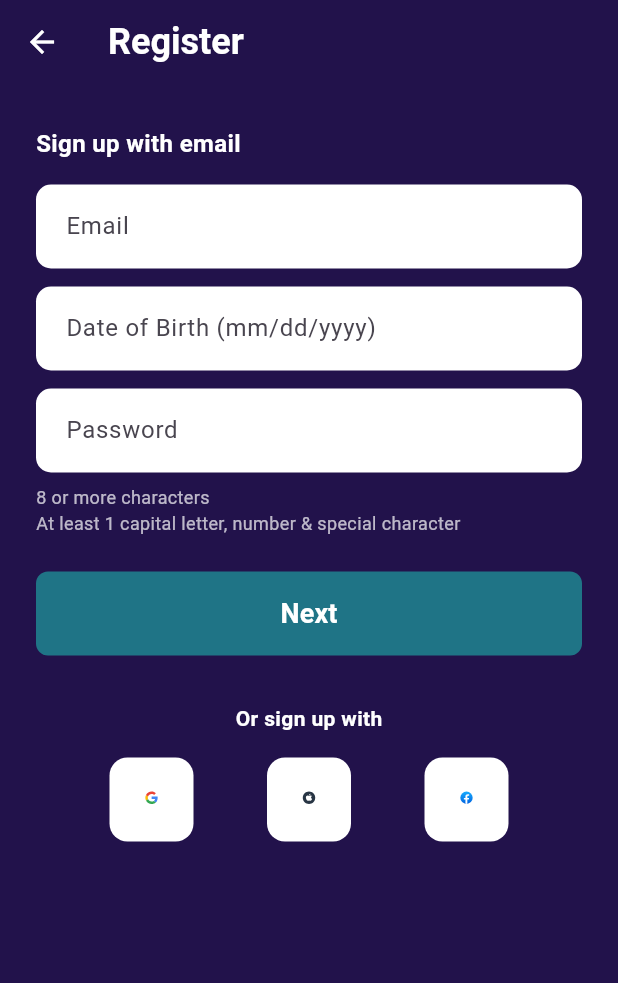
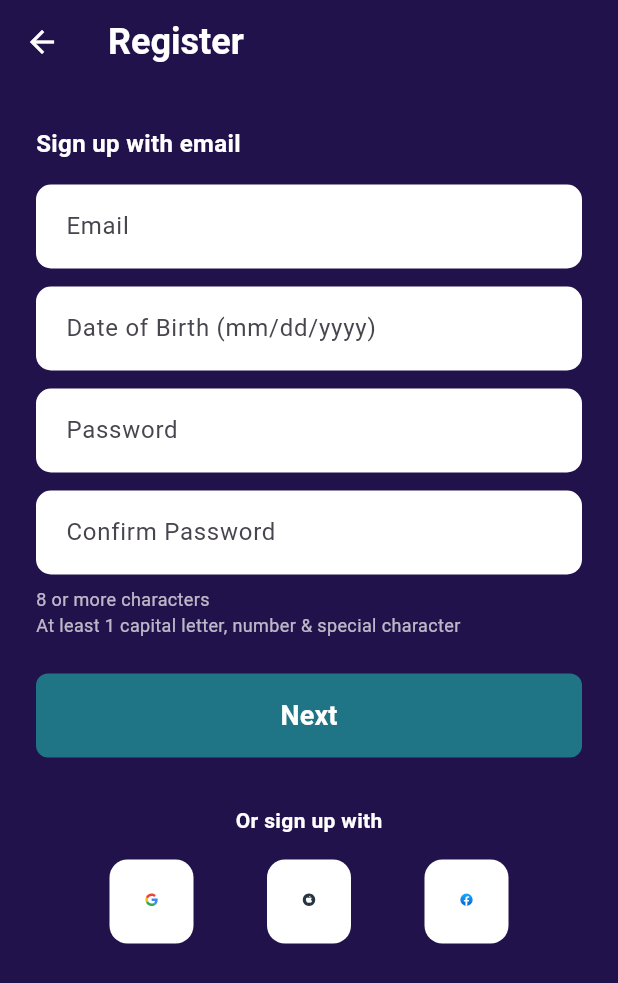
Before and after one commit to Betchya/betchya_frontend, a Flutter app: the SignUpScreen screen opened directly, on a phone screen of 412 x 824 dp. Shown: the top 983 px of the screen. Run offline on Flutter 3.47's test engine with Material 3 defaults, Android fonts, the phone set to English and light mode, and no system bars; our stand-ins replace flutter_riverpod, flutter_svg, formz, riverpod_annotation, supabase_flutter; accounts and stored records are empty; generated files the repository leaves out were written again.

Commit message:
add confirm password

```diff
--- /dev/null
+++ b/lib/features/auth/models/confirm_password_input.dart
@@ -0,0 +1,13 @@
+import 'package:formz/formz.dart';
+
+/// Validation logic for confirm password field.
+class ConfirmPasswordInput extends FormzInput<String, String> {
+  final String password;
+  const ConfirmPasswordInput.pure({this.password = ''}) : super.pure('');
+  const ConfirmPasswordInput.dirty({required this.password, String value = ''}) : super.dirty(value);
+
+  @override
+  String? validator(String value) {
+    return value.isEmpty || value != password ? 'Passwords do not match' : null;
+  }
+}
--- a/lib/features/auth/presentation/signup_screen.dart
+++ b/lib/features/auth/presentation/signup_screen.dart
@@ -105,6 +105,26 @@ class _SignUpScreenState extends ConsumerState<SignUpScreen> {
                     const EdgeInsets.symmetric(vertical: 16, horizontal: 16),
               ),
             ),
+            const SizedBox(height: 12),
+            TextField(
+              key: const Key('signup_confirm_password_field'),
+              onChanged: formController.confirmPasswordChanged,
+              obscureText: true,
+              decoration: InputDecoration(
+                filled: true,
+                fillColor: Colors.white,
+                hintText: 'Confirm Password',
+                errorText: formState.confirmPassword.invalid
+                    ? 'Passwords do not match'
+                    : null,
+                border: OutlineInputBorder(
+                  borderRadius: BorderRadius.circular(10),
+                  borderSide: BorderSide.none,
+                ),
+                contentPadding:
+                    const EdgeInsets.symmetric(vertical: 16, horizontal: 16),
+              ),
+            ),
             const SizedBox(height: 8),
             const Text(
               '8 or more characters\nAt least 1 capital letter, number & '
@@ -123,10 +143,10 @@ class _SignUpScreenState extends ConsumerState<SignUpScreen> {
               const SizedBox(height: 8),
             ],
             SizedBox(
-              key: const Key('signup_next_button'),
               width: double.infinity,
               height: 56,
               child: ElevatedButton(
+                key: const Key('signup_button'),
                 style: ElevatedButton.styleFrom(
                   backgroundColor: formState.status == FormzStatus.valid &&
                           !formState.isSubmitting
```
Also changed, not shown: lib/features/auth/controllers/sign_up_form_controller.dart (+38 -2 lines).
